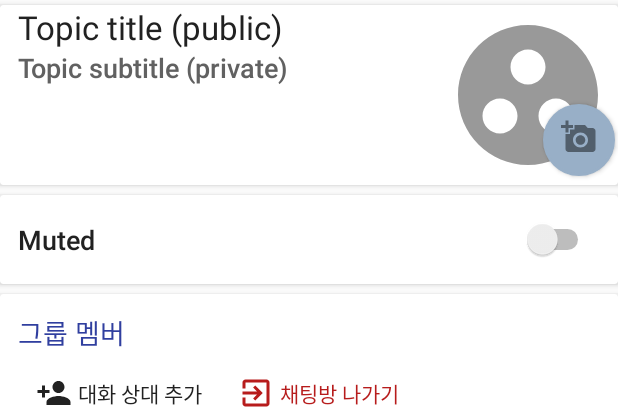
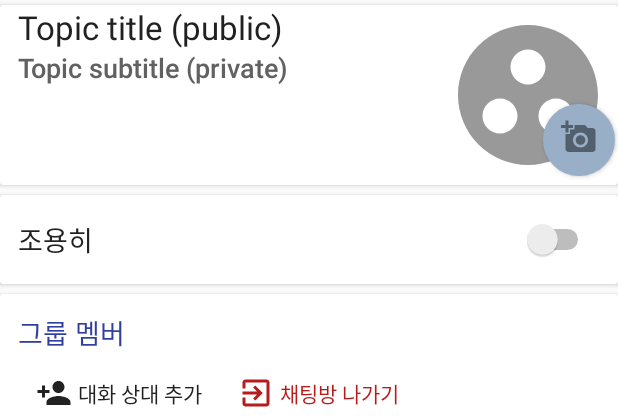
Before and after one commit to jinee525/OpenSWplatform_messenger, an Android app: the layout fragment_topic_info.xml on its own in the app's theme, with its tools: preview values and no code run, on a phone screen of 412 x 824 dp. Shown: the top 418 px of the screen. Run offline under Robolectric (Android 15) with nearby library versions, the phone set to English and light mode, and no system bars.

Commit message:
edit string

```diff
--- a/app/src/main/res/values/strings.xml
+++ b/app/src/main/res/values/strings.xml
@@ -119,7 +119,7 @@
     <string name="add_members">대화 상대 추가</string>
     <string name="leave_group">채팅방 나가기</string>
     <string name="address">Address</string>
-    <string name="topic_muted">Muted</string>
+    <string name="topic_muted">조용히</string>
     <string name="permissions">Permissions</string>
     <string name="close">닫기</string>
 
```
